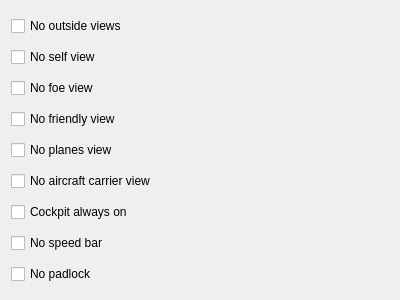
oblalex/horus, file commander/src/HorusConfig/difficulty_view_page.ui: the form before one commit.
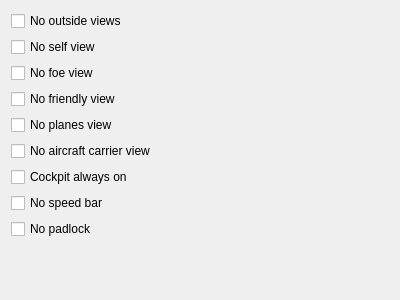
The form after the commit.

Commit message: Editing map and icons difficulty provided. #40

What changed in the file:
```diff
--- a/commander/src/HorusConfig/difficulty_view_page.ui
+++ b/commander/src/HorusConfig/difficulty_view_page.ui
@@ -107,6 +107,19 @@
      </property>
     </widget>
    </item>
+   <item>
+    <spacer name="verticalSpacer">
+     <property name="orientation">
+      <enum>Qt::Vertical</enum>
+     </property>
+     <property name="sizeHint" stdset="0">
+      <size>
+       <width>20</width>
+       <height>40</height>
+      </size>
+     </property>
+    </spacer>
+   </item>
   </layout>
  </widget>
  <resources/>
```
The commit also changes 14 other files.
